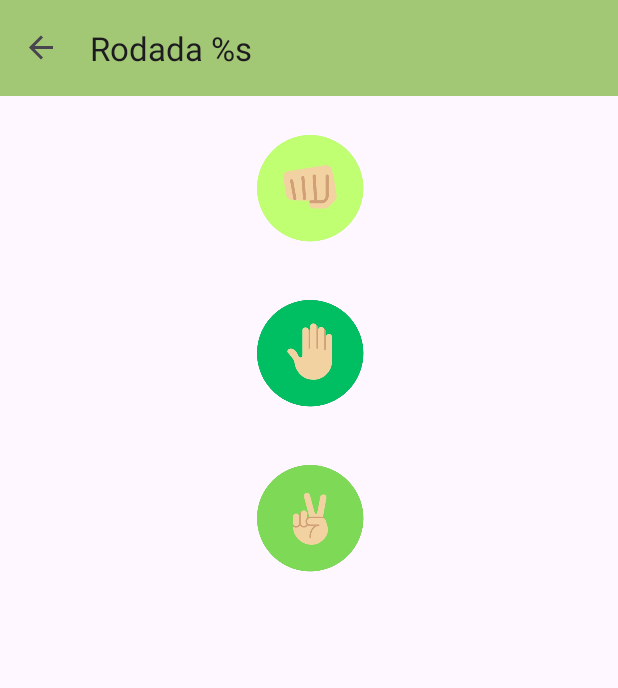
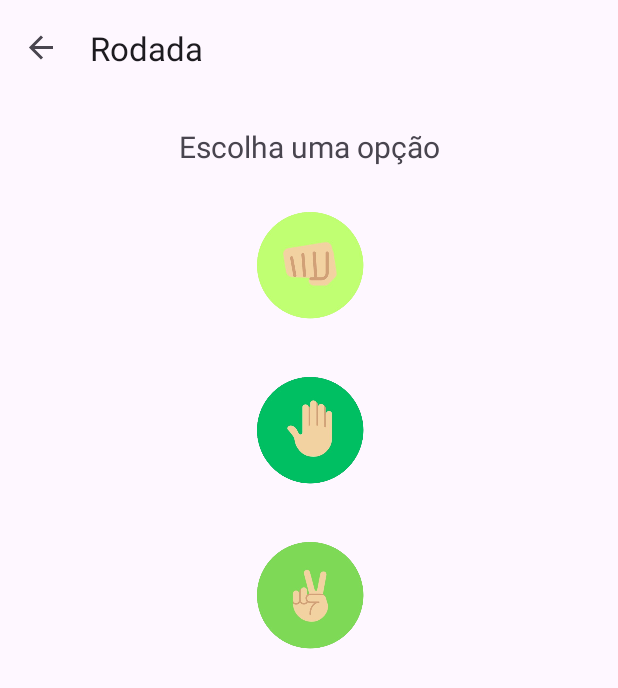
Before and after one commit to leticiotte/PedraPapelTesoura, an Android app: the RoundFragment screen opened through its navigation route, on a phone screen of 412 x 824 dp. Shown: the top 688 px of the screen. Run offline under Robolectric (Android 15) with nearby library versions, the phone set to English and light mode, and no system bars; our stand-ins replace navigation-ui.

Commit message:
feat: set buttons onClickListener on StartGameFragment -> direct to RoundFragment

```diff
--- a/app/src/main/java/com/example/pedrapapeltesoura/ui/fragment/RoundFragment.kt
+++ b/app/src/main/java/com/example/pedrapapeltesoura/ui/fragment/RoundFragment.kt
@@ -4,7 +4,6 @@ import android.os.Bundle
 import android.view.LayoutInflater
 import android.view.View
 import android.view.ViewGroup
-import android.widget.Button
 import androidx.fragment.app.Fragment
 import androidx.navigation.fragment.findNavController
 import com.example.pedrapapeltesoura.R
@@ -16,9 +15,6 @@ class RoundFragment : Fragment(), ToolbarConfig {
     private var _binding: FragmentRoundBinding? = null
     private val binding get() = _binding!!
     private lateinit var toolbar: MaterialToolbar
-
-    private lateinit var twoPlayersBtn: Button
-    private lateinit var threePlayersBtn: Button
 
     override fun onCreateView(
         inflater: LayoutInflater, container: ViewGroup?,
@@ -54,5 +50,4 @@ class RoundFragment : Fragment(), ToolbarConfig {
             findNavController().navigate(R.id.action_RoundFragment_to_StartGameFragment)
         }
     }
-
 }
--- a/app/src/main/java/com/example/pedrapapeltesoura/ui/fragment/StartGameFragment.kt
+++ b/app/src/main/java/com/example/pedrapapeltesoura/ui/fragment/StartGameFragment.kt
@@ -6,6 +6,8 @@ import android.view.View
 import android.view.ViewGroup
 import android.widget.Button
 import androidx.fragment.app.Fragment
+import androidx.navigation.fragment.findNavController
+import com.example.pedrapapeltesoura.R
 import com.example.pedrapapeltesoura.databinding.FragmentStartGameBinding
 
 class StartGameFragment  : Fragment() {
@@ -21,6 +23,7 @@ class StartGameFragment  : Fragment() {
         _binding = FragmentStartGameBinding.inflate(inflater, container, false)
 
         setupInputs()
+        setupButtonsOnClickListener()
         return binding.root
     }
 
@@ -34,4 +37,27 @@ class StartGameFragment  : Fragment() {
         threePlayersBtn = binding.threePlayersBtn
     }
 
+    private fun setupButtonsOnClickListener() {
+        setupTwoPlayersBtnOnClickListener()
+        setupThreePlayersBtnOnClickListener()
+    }
+
+    private fun setupTwoPlayersBtnOnClickListener() {
+        twoPlayersBtn.setOnClickListener {
+            openRoundFragment(2)
+        }
+    }
+
+    private fun setupThreePlayersBtnOnClickListener() {
+        threePlayersBtn.setOnClickListener {
+            openRoundFragment(3)
+        }
+    }
+
+    private fun openRoundFragment(playersQuantity: Int) {
+        val bundle = Bundle()
+        bundle.putSerializable("playersQuantity", playersQuantity)
+        findNavController().navigate(R.id.action_StartGameFragment_to_RoundFragment, bundle)
+    }
+
 }
--- a/app/src/main/res/layout/activity_main.xml
+++ b/app/src/main/res/layout/activity_main.xml
@@ -9,7 +9,6 @@
     <com.google.android.material.appbar.AppBarLayout
         android:layout_width="match_parent"
         android:layout_height="wrap_content"
-        android:background="#A2C875"
         android:fitsSystemWindows="true">
 
         <com.google.android.material.appbar.MaterialToolbar
--- a/app/src/main/res/layout/fragment_round.xml
+++ b/app/src/main/res/layout/fragment_round.xml
@@ -13,54 +13,59 @@
 
         <androidx.constraintlayout.widget.ConstraintLayout
             android:layout_width="match_parent"
-            android:layout_height="match_parent"
-            android:padding="16dp">
+            android:layout_height="match_parent">
+
+            <TextView
+                android:id="@+id/round_title_tv"
+                android:layout_width="wrap_content"
+                android:layout_height="wrap_content"
+                android:layout_marginTop="20dp"
+                android:text="@string/choose_an_option_tv"
+                android:textSize="20sp"
+                app:layout_constraintEnd_toEndOf="parent"
+                app:layout_constraintStart_toStartOf="parent"
+                app:layout_constraintTop_toTopOf="parent"
+
+                />
 
             <ImageView
                 android:id="@+id/rockImg"
-
                 android:layout_width="90dp"
                 android:layout_height="90dp"
                 android:layout_centerVertical="true"
+                android:layout_marginTop="20dp"
                 android:clickable="true"
                 android:contentDescription="@string/rock_img_content_description"
                 android:focusable="true"
-
                 app:layout_constraintEnd_toEndOf="parent"
                 app:layout_constraintStart_toStartOf="parent"
-                app:layout_constraintTop_toTopOf="parent"
+                app:layout_constraintTop_toBottomOf="@+id/round_title_tv"
                 app:srcCompat="@drawable/rock" />
 
             <ImageView
                 android:id="@+id/paperImg"
-
                 android:layout_width="90dp"
                 android:layout_height="90dp"
                 android:layout_centerVertical="true"
                 android:layout_marginTop="20dp"
                 android:clickable="true"
                 android:contentDescription="@string/paper_img_content_description"
-
                 android:focusable="true"
                 app:layout_constraintEnd_toEndOf="parent"
-
                 app:layout_constraintStart_toStartOf="parent"
                 app:layout_constraintTop_toBottomOf="@+id/rockImg"
                 app:srcCompat="@drawable/paper" />
 
             <ImageView
                 android:id="@+id/scissorImg"
-
                 android:layout_width="90dp"
                 android:layout_height="90dp"
                 android:layout_centerVertical="true"
                 android:layout_marginTop="20dp"
                 android:clickable="true"
                 android:contentDescription="@string/scissor_img_content_description"
-
                 android:focusable="true"
                 app:layout_constraintEnd_toEndOf="parent"
-
                 app:layout_constraintStart_toStartOf="parent"
                 app:layout_constraintTop_toBottomOf="@+id/paperImg"
                 app:srcCompat="@drawable/scissor" />
--- a/app/src/main/res/navigation/nav_graph.xml
+++ b/app/src/main/res/navigation/nav_graph.xml
@@ -18,7 +18,7 @@
     <fragment
         android:id="@+id/RoundFragment"
         android:name="com.example.pedrapapeltesoura.ui.fragment.RoundFragment"
-        android:label="@string/numbered_round_fragment_label"
+        android:label="@string/round_fragment_label"
         tools:layout="@layout/fragment_round">
 
         <action
--- a/app/src/main/res/values/strings.xml
+++ b/app/src/main/res/values/strings.xml
@@ -3,10 +3,11 @@
 
     <!-- Strings used for fragments for navigation -->
     <string name="start_game_fragment_label">Pedra, papel e tesoura</string>
-    <string name="numbered_round_fragment_label">Rodada %s</string>
+    <string name="round_fragment_label">Rodada</string>
 
     <!-- Strings used for TextView -->
     <string name="players_quantity_tv">Quantidade de jogadores</string>
+    <string name="choose_an_option_tv">Escolha uma opção</string>
 
     <!-- Buttons names -->
     <string name="two_button">Dois</string>
```
Also changed, not shown: app/src/main/res/layout/fragment_start_game.xml (+6 -5 lines).
